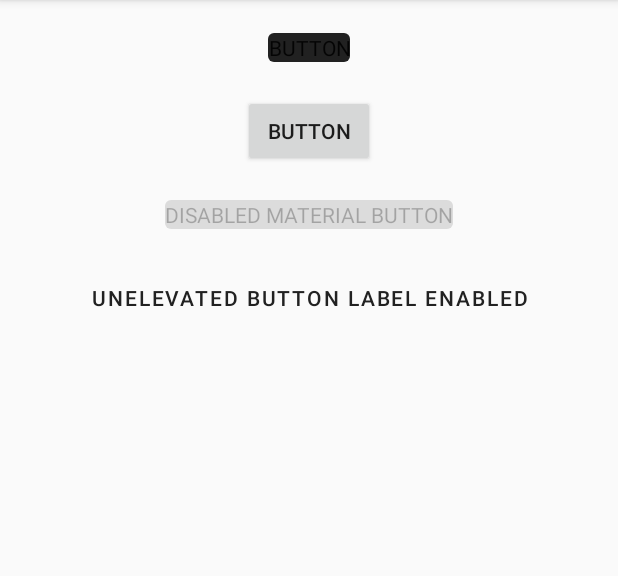
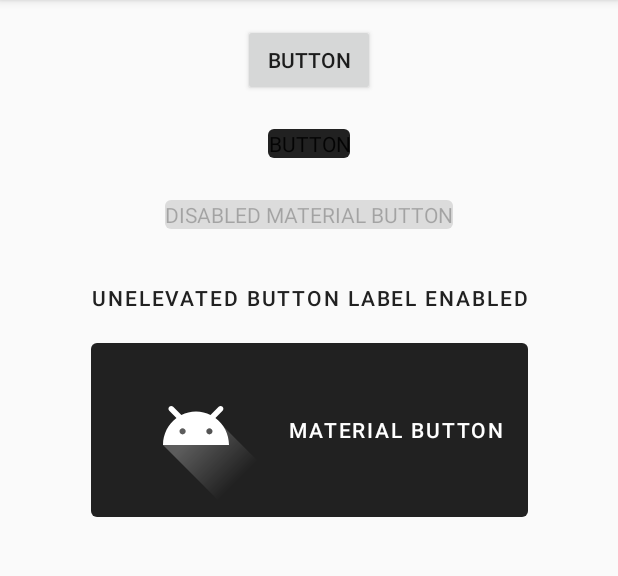
Before and after one commit to HaSuzuki/SupportDesign28.0Sampler, an Android app: the MaterialButtonActivity screen opened directly, with no data from a screen before it, on a phone screen of 412 x 824 dp, the part 84-660 px from its top. Run offline under Robolectric (Android 15) with nearby library versions, the phone set to English and light mode, and no system bars.

Commit message:
add MaterialBtn

```diff
--- a/app/src/main/res/layout/activity_material_button.xml
+++ b/app/src/main/res/layout/activity_material_button.xml
@@ -11,6 +11,17 @@
         https://github.com/material-components/material-components-android/blob/master/docs/components/MaterialButton.md
     -->
 
+    <Button
+        android:id="@+id/button"
+        android:layout_width="wrap_content"
+        android:layout_height="wrap_content"
+        android:layout_marginTop="16dp"
+        android:gravity="center"
+        android:text="BUTTON"
+        app:layout_constraintLeft_toLeftOf="parent"
+        app:layout_constraintRight_toRightOf="parent"
+        app:layout_constraintTop_toTopOf="parent"/>
+
     <android.support.design.button.MaterialButton
         android:id="@+id/materialButton"
         android:layout_width="wrap_content"
@@ -20,19 +31,7 @@
         android:text="BUTTON"
         app:layout_constraintLeft_toLeftOf="parent"
         app:layout_constraintRight_toRightOf="parent"
-        app:layout_constraintTop_toTopOf="parent"/>
-
-    <Button
-        android:id="@+id/button"
-        android:layout_width="wrap_content"
-        android:layout_height="wrap_content"
-        android:layout_marginTop="16dp"
-        android:gravity="center"
-        android:text="BUTTON"
-        app:layout_constraintLeft_toLeftOf="parent"
-        app:layout_constraintRight_toRightOf="parent"
-        app:layout_constraintTop_toBottomOf="@+id/materialButton"/>
-
+        app:layout_constraintTop_toBottomOf="@+id/button"/>
 
     <android.support.design.button.MaterialButton
         android:id="@+id/disabled_material_button"
@@ -43,7 +42,7 @@
         android:text="DISABLED MATERIAL BUTTON"
         app:layout_constraintLeft_toLeftOf="parent"
         app:layout_constraintRight_toRightOf="parent"
-        app:layout_constraintTop_toBottomOf="@+id/button"/>
+        app:layout_constraintTop_toBottomOf="@+id/materialButton"/>
 
     <android.support.design.button.MaterialButton
         android:id="@+id/material_unelevated_button"
@@ -56,4 +55,16 @@
         app:layout_constraintRight_toRightOf="parent"
         app:layout_constraintTop_toBottomOf="@+id/disabled_material_button"/>
 
+    <android.support.design.button.MaterialButton
+        android:id="@+id/material_icon_button"
+        style="@style/Widget.MaterialComponents.Button.UnelevatedButton"
+        android:layout_width="wrap_content"
+        android:layout_height="wrap_content"
+        android:text="material button"
+        app:icon="@drawable/ic_launcher_foreground"
+        app:iconPadding="8dp"
+        app:layout_constraintLeft_toLeftOf="parent"
+        app:layout_constraintRight_toRightOf="parent"
+        app:layout_constraintTop_toBottomOf="@+id/material_unelevated_button"/>
+
 </android.support.constraint.ConstraintLayout>
```
